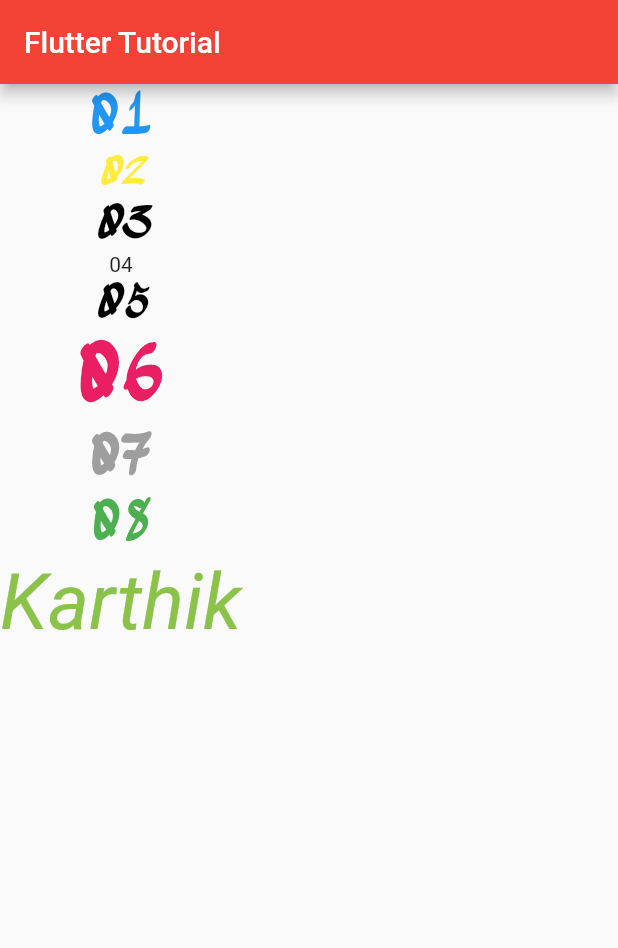
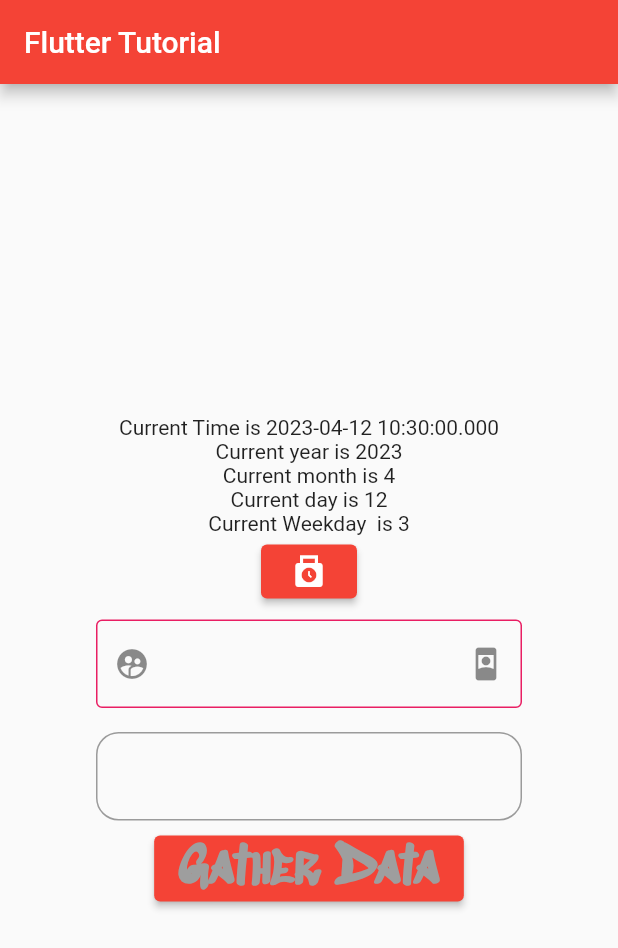
Before and after one commit to bkarthikkumar/flutterTuts, a Flutter app: the screen it shows after launch, on a phone screen of 412 x 824 dp. Shown: the top 948 px of the screen. Run offline on Flutter 3.47's test engine with Material 2 defaults, Android fonts, the light colour scheme and no system bars.

Commit message:
Added datetime curent and input field

```diff
--- a/lib/main.dart
+++ b/lib/main.dart
@@ -48,6 +48,8 @@ class MyHomePage extends StatefulWidget {
 }
 
 class _MyHomePageState extends State<MyHomePage> {
+  var textController01 = TextEditingController();
+  var textController02 = TextEditingController();
   @override
   Widget build(BuildContext context) {
     var namesArr = [
@@ -64,51 +66,149 @@ class _MyHomePageState extends State<MyHomePage> {
       'two5',
       'two55',
     ];
-
+    var currentTime = DateTime.now();
     return Scaffold(
         appBar: AppBar(
           title: Text(widget.title),
         ),
-        body: Column(
+        body: // user input fields start //
+            Center(
+          child: Container(
+            width: 300,
+            child: Column(
+              mainAxisAlignment: MainAxisAlignment.center,
               children: [
                 Text(
-              "01",
-              style: Theme.of(context)
-                  .textTheme
-                  .displayLarge!
-                  .copyWith(color: Colors.blue),
+                  "Current Time is $currentTime",
                 ),
                 Text(
-              "02",
-              style: Theme.of(context).textTheme.titleSmall,
+                  "Current year is ${currentTime.year}",
                 ),
                 Text(
-              "03",
-              style: Theme.of(context).textTheme.displaySmall,
-            ),
-            Text("04"),
-            Text(
-              "05",
-              style: Theme.of(context).textTheme.displaySmall,
+                  "Current month is ${currentTime.month}",
                 ),
                 Text(
-              "06",
-              style: customText_50size(),
+                  "Current day is ${currentTime.day}",
                 ),
                 Text(
-              "07",
+                  "Current Weekday  is ${currentTime.weekday}",
+                ),
+                ElevatedButton(
+                  onPressed: () {
+                    setState(() {});
+                  },
+                  child: Icon(Icons.punch_clock),
+                ),
+                Padding(
+                  padding: const EdgeInsets.all(8.0),
+                  child: TextField(
+                    controller: textController01,
+                    decoration: InputDecoration(
+                        suffixText: "Data Exist",
+                        suffixIcon: IconButton(
+                          onPressed: () {
+                            print("icon pressed");
+                          },
+                          icon: Icon(Icons.remember_me_rounded),
+                        ),
+                        disabledBorder: OutlineInputBorder(
+                            borderRadius: BorderRadius.circular(11),
+                            borderSide: BorderSide(color: Colors.grey)),
+                        enabledBorder: OutlineInputBorder(
+                          borderSide: BorderSide(color: Colors.pink),
+                        ),
+                        focusedBorder: OutlineInputBorder(
+                          borderRadius: BorderRadius.circular(11),
+                          borderSide: BorderSide(color: Colors.blue),
+                        ),
+                        prefixText: "textController01",
+                        prefixIcon: Icon(Icons.supervised_user_circle_rounded)),
+                  ),
+                ),
+                Padding(
+                  padding: const EdgeInsets.all(8.0),
+                  child: TextField(
+                    keyboardType: TextInputType.number,
+                    controller: textController02,
+                    decoration: InputDecoration(
+                      prefixText: "textController02",
+                      border: OutlineInputBorder(
+                        borderRadius: BorderRadius.circular(15),
+                        borderSide: BorderSide(color: Colors.green),
+                      ),
+                    ),
+                  ),
+                ),
+                ElevatedButton(
+                    onPressed: () {
+                      String f1 = textController01.text.toUpperCase();
+                      String f2 =
+                          textController02.text.toString().toLowerCase();
+                      print("F1:$f1,F2:$f2");
+                    },
+                    child: Text(
+                      "Gather Data",
                       style: customText_35size(),
+                    ))
+              ],
             ),
-            Text(
-              "08",
-              style: Theme.of(context).textTheme.displayLarge,
           ),
-            Text(
-              "Karthik",
-              style: parameterStyle(colorText: Colors.lightGreen),
         )
-          ],
-        )
+
+        // user input fields end //
+        // // Card Widget start //
+        // Card(
+        //   elevation: 7,
+        //   shadowColor: Colors.red,
+        //   child: Padding(
+        //     padding: const EdgeInsets.all(25.0),
+        //     child: Text(
+        //       "Karthik",
+        //       style: customText_50size(),
+        //     ),
+        //   ),
+        // )
+        // // Card widget ends //
+        // // Column(
+        // //   children: [
+        // //     Text(
+        // //       "01",
+        // //       style: Theme.of(context)
+        // //           .textTheme
+        // //           .displayLarge!
+        // //           .copyWith(color: Colors.blue),
+        // //     ),
+        // //     Text(
+        // //       "02",
+        // //       style: Theme.of(context).textTheme.titleSmall,
+        // //     ),
+        // //     Text(
+        // //       "03",
+        // //       style: Theme.of(context).textTheme.displaySmall,
+        // //     ),
+        // //     Text("04"),
+        // //     Text(
+        // //       "05",
+        // //       style: Theme.of(context).textTheme.displaySmall,
+        // //     ),
+        // //     Text(
+        // //       "06",
+        // //       style: customText_50size(),
+        // //     ),
+        // //     Text(
+        // //       "07",
+        // //       style: customText_35size(),
+        // //     ),
+        // //     Text(
+        // //       "08",
+        // //       style: Theme.of(context).textTheme.displayLarge,
+        // //     ),
+        // //     Text(
+        // //       "Karthik",
+        // //       style: parameterStyle(colorText: Colors.lightGreen),
+        // //     )
+        // //   ],
+        // // )
 
         // Text(
         //   "B.Karthik Kumar",
```
Lines whose indentation alone changed are shown as unchanged.
